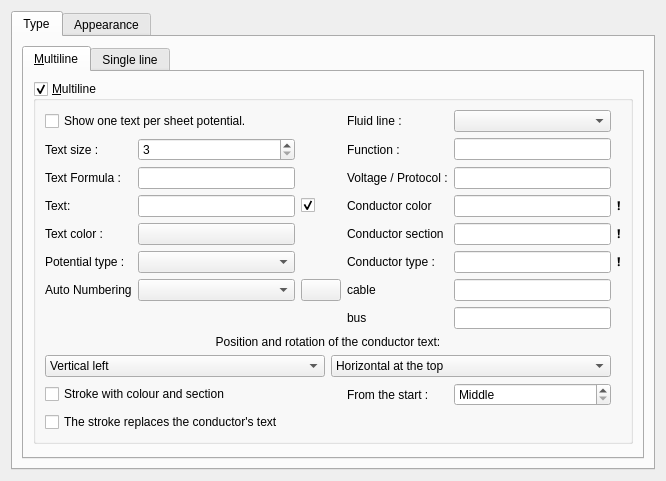
Qt form sources/ui/conductorpropertieswidget.ui (Birger90/qelectrotech-eplan) before a commit.
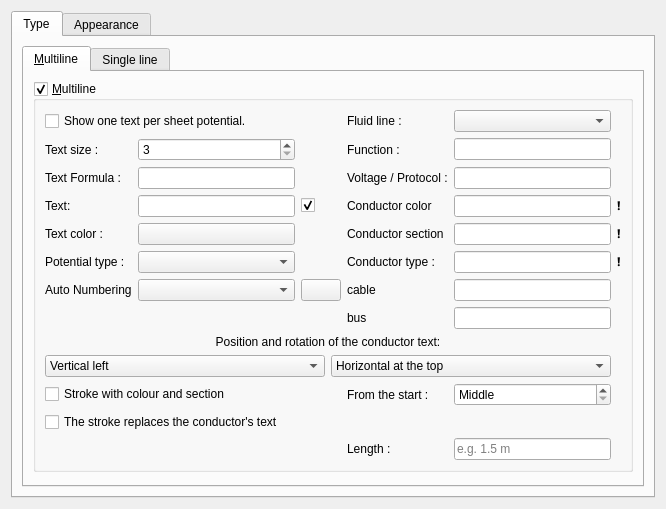
The same form after that commit. Icons and pictures are not drawn. Custom widgets are drawn as their Qt base class.

Commit message: Leitungen: optionale Länge je Fluidleitung (Attribut length)

Patch:
```diff
--- a/sources/ui/conductorpropertieswidget.ui
+++ b/sources/ui/conductorpropertieswidget.ui
@@ -393,6 +393,26 @@
               <item row="7" column="4">
                <widget class="QLineEdit" name="m_bus_le"/>
               </item>
+              <item row="11" column="3">
+               <widget class="QLabel" name="m_length_label">
+                <property name="text">
+                 <string>Length :</string>
+                </property>
+               </widget>
+              </item>
+              <item row="11" column="4">
+               <widget class="QLineEdit" name="m_length_le">
+                <property name="toolTip">
+                 <string>Length of this hose or pipe, with its unit: 1.5 m, 80 cm or 350 mm. A number without a unit is in metres. The fluid parts list adds the lengths up.</string>
+                </property>
+                <property name="placeholderText">
+                 <string>e.g. 1.5 m</string>
+                </property>
+                <property name="clearButtonEnabled">
+                 <bool>true</bool>
+                </property>
+               </widget>
+              </item>
              </layout>
             </widget>
            </item>
```
The commit also changes 9 other files.
